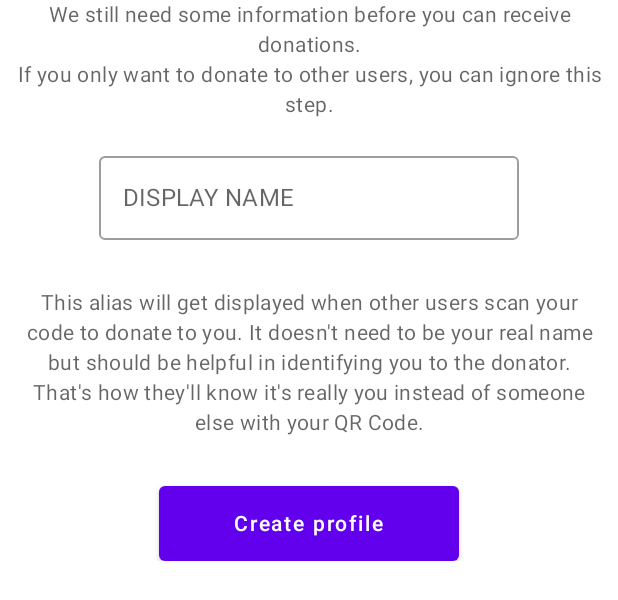
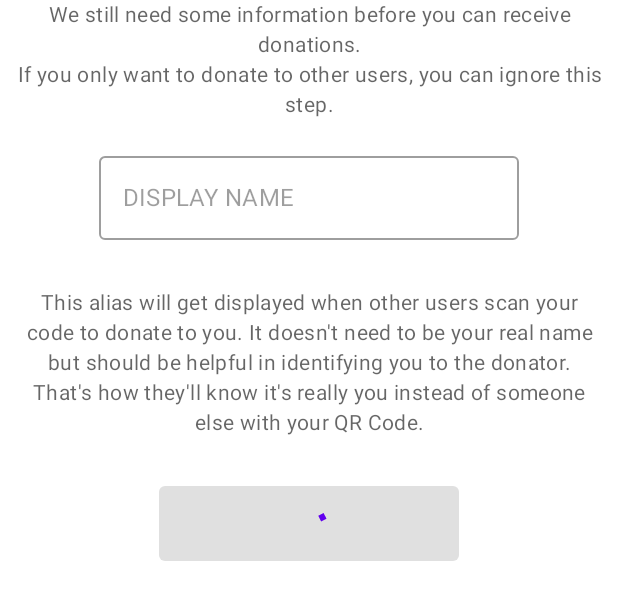
Before and after one commit to pumapaul/Spenderino, an Android app built with Jetpack Compose: the @Preview function Preview, on a phone screen of 412 x 824 dp. Shown: the top 600 px of the screen. Run offline under Robolectric (Android 15) with nearby library versions, the phone set to English and light mode, and no system bars; libraries missing offline, so code that uses them is left out: co.touchlab.kermit; 1 statement that could not run was skipped.

Commit message:
fix android buttons

```diff
--- a/android/src/main/java/de/paulweber/spenderino/android/screens/account/AccountView.kt
+++ b/android/src/main/java/de/paulweber/spenderino/android/screens/account/AccountView.kt
@@ -18,6 +18,8 @@ import androidx.compose.ui.res.stringResource
 import androidx.compose.ui.text.style.TextAlign
 import androidx.compose.ui.unit.dp
 import de.paulweber.spenderino.android.R
+import de.paulweber.spenderino.android.views.ErrorView
+import de.paulweber.spenderino.android.views.LoadingView
 import de.paulweber.spenderino.viewmodel.AccountState
 import de.paulweber.spenderino.viewmodel.AccountViewModel
 
@@ -53,6 +55,8 @@ fun AccountView(state: AccountState, viewModel: AccountViewModel) {
                         )
                     }
                 }
+                AccountState.Error -> ErrorView()
+                AccountState.Loading -> LoadingView()
             }
         }
     }
--- a/android/src/main/java/de/paulweber/spenderino/android/screens/account/CreateProfileView.kt
+++ b/android/src/main/java/de/paulweber/spenderino/android/screens/account/CreateProfileView.kt
@@ -3,11 +3,8 @@ package de.paulweber.spenderino.android.screens.account
 import androidx.compose.foundation.layout.Arrangement.Absolute.spacedBy
 import androidx.compose.foundation.layout.Column
 import androidx.compose.foundation.layout.padding
-import androidx.compose.foundation.layout.size
 import androidx.compose.foundation.text.KeyboardActions
 import androidx.compose.foundation.text.KeyboardOptions
-import androidx.compose.material.Button
-import androidx.compose.material.CircularProgressIndicator
 import androidx.compose.material.ContentAlpha
 import androidx.compose.material.LocalContentAlpha
 import androidx.compose.material.MaterialTheme
@@ -24,6 +21,7 @@ import androidx.compose.ui.text.style.TextAlign
 import androidx.compose.ui.tooling.preview.Preview
 import androidx.compose.ui.unit.dp
 import de.paulweber.spenderino.android.R
+import de.paulweber.spenderino.android.views.PrimaryLoadingButton
 import de.paulweber.spenderino.model.repositories.user.User
 import de.paulweber.spenderino.viewmodel.AccountAction
 import de.paulweber.spenderino.viewmodel.AccountState
@@ -62,20 +60,14 @@ private fun CreateButton(
     viewModel: AccountViewModel,
     clearFocus: () -> Unit
 ) {
-    Button(
+    PrimaryLoadingButton(
+        isLoading = state.isLoading,
         onClick = {
             clearFocus()
             viewModel.perform(AccountAction.CreateProfile)
         },
         enabled = !state.isLoading,
-        modifier = Modifier.size(200.dp, 50.dp)
-    ) {
-        if (state.isLoading) {
-            CircularProgressIndicator()
-        } else {
-            Text(stringResource(R.string.account_profile_button))
-        }
-    }
+    ) { Text(stringResource(R.string.account_profile_button)) }
 }
 
 @Composable
@@ -105,7 +97,7 @@ private fun UserNameTextField(
 @Composable
 private fun Preview() {
     CreateProfileView(
-        AccountState.Registered(User("", User.UserType.REGISTERED, null)),
+        AccountState.Registered(User("", User.UserType.REGISTERED, null), isLoading = true),
         AccountViewModel()
     )
 }
--- a/android/src/main/java/de/paulweber/spenderino/android/screens/scanner/WithCameraPermission.kt
+++ b/android/src/main/java/de/paulweber/spenderino/android/screens/scanner/WithCameraPermission.kt
@@ -3,7 +3,6 @@ package de.paulweber.spenderino.android.screens.scanner
 import androidx.compose.foundation.layout.Arrangement
 import androidx.compose.foundation.layout.Column
 import androidx.compose.foundation.layout.padding
-import androidx.compose.material.Button
 import androidx.compose.material.MaterialTheme
 import androidx.compose.material.Text
 import androidx.compose.runtime.Composable
@@ -16,6 +15,7 @@ import com.google.accompanist.permissions.ExperimentalPermissionsApi
 import com.google.accompanist.permissions.PermissionRequired
 import com.google.accompanist.permissions.PermissionState
 import de.paulweber.spenderino.android.R
+import de.paulweber.spenderino.android.views.PrimaryButton
 
 @ExperimentalPermissionsApi
 @Composable
@@ -37,7 +37,7 @@ fun WithCameraPermission(
                     style = MaterialTheme.typography.body1,
                     textAlign = TextAlign.Center
                 )
-                Button(onClick = { cameraPermissionState.launchPermissionRequest() }) {
+                PrimaryButton(onClick = { cameraPermissionState.launchPermissionRequest() }) {
                     Text(stringResource(R.string.donation_scanner_permission_button))
                 }
             }
@@ -53,7 +53,7 @@ fun WithCameraPermission(
                     style = MaterialTheme.typography.body1,
                     textAlign = TextAlign.Center
                 )
-                Button(onClick = openSettingsClosure) {
+                PrimaryButton(onClick = openSettingsClosure) {
                     Text(stringResource(R.string.donation_scanner_permission_denied_button))
                 }
             }
--- /dev/null
+++ b/android/src/main/java/de/paulweber/spenderino/android/views/ButtonLoadingIndicator.kt
@@ -0,0 +1,17 @@
+package de.paulweber.spenderino.android.views
+
+import androidx.compose.foundation.layout.size
+import androidx.compose.material.CircularProgressIndicator
+import androidx.compose.material.MaterialTheme
+import androidx.compose.runtime.Composable
+import androidx.compose.ui.Modifier
+import androidx.compose.ui.graphics.Color
+import androidx.compose.ui.unit.dp
+
+@Composable
+fun ButtonLoadingIndicator(
+    modifier: Modifier = Modifier,
+    color: Color = MaterialTheme.colors.primary
+) {
+    CircularProgressIndicator(color = color, modifier = modifier.size(24.dp))
+}
--- /dev/null
+++ b/android/src/main/java/de/paulweber/spenderino/android/views/PrimaryButton.kt
@@ -0,0 +1,27 @@
+package de.paulweber.spenderino.android.views
+
+import androidx.compose.foundation.layout.PaddingValues
+import androidx.compose.foundation.layout.RowScope
+import androidx.compose.foundation.layout.defaultMinSize
+import androidx.compose.material.Button
+import androidx.compose.runtime.Composable
+import androidx.compose.ui.Modifier
+import androidx.compose.ui.unit.dp
+
+@Composable
+fun PrimaryButton(
+    onClick: () -> Unit,
+    modifier: Modifier = Modifier,
+    enabled: Boolean = true,
+    content: @Composable RowScope.() -> Unit
+) {
+    Button(
+        onClick = onClick,
+        enabled = enabled,
+        contentPadding = PaddingValues(vertical = 12.dp),
+        modifier = modifier
+            .defaultMinSize(200.dp, 50.dp)
+    ) {
+        content()
+    }
+}
--- /dev/null
+++ b/android/src/main/java/de/paulweber/spenderino/android/views/PrimaryLoadingButton.kt
@@ -0,0 +1,22 @@
+package de.paulweber.spenderino.android.views
+
+import androidx.compose.foundation.layout.RowScope
+import androidx.compose.runtime.Composable
+import androidx.compose.ui.Modifier
+
+@Composable
+fun PrimaryLoadingButton(
+    isLoading: Boolean,
+    onClick: () -> Unit,
+    modifier: Modifier = Modifier,
+    enabled: Boolean = true,
+    content: @Composable RowScope.() -> Unit
+) {
+    PrimaryButton(onClick = onClick, enabled = enabled, modifier = modifier) {
+        if (isLoading) {
+            ButtonLoadingIndicator()
+        } else {
+            content()
+        }
+    }
+}
```
Also changed, not shown: android/src/main/java/de/paulweber/spenderino/android/screens/account/CreateAccountScreen.kt (+4 -5 lines), android/src/main/java/de/paulweber/spenderino/android/screens/account/LoginView.kt (+9 -26 lines), android/src/main/java/de/paulweber/spenderino/android/screens/donation/DonationView.kt (+5 -9 lines), android/src/main/java/de/paulweber/spenderino/android/screens/recipient/CreateWithdrawalView.kt (+4 -11 lines), android/src/main/java/de/paulweber/spenderino/android/screens/recipient/RecipientAnonView.kt (+3 -7 lines), android/src/main/java/de/paulweber/spenderino/android/screens/recipient/RecipientRegisteredView.kt (+3 -7 lines), android/src/main/java/de/paulweber/spenderino/android/screens/transactions/TransactionsList.kt (+5 -13 lines), android/src/main/java/de/paulweber/spenderino/android/views/SecondaryButton.kt (added, +32 -0 lines), android/src/main/java/de/paulweber/spenderino/android/views/SecondaryLoadingButton.kt (added, +23 -0 lines).
